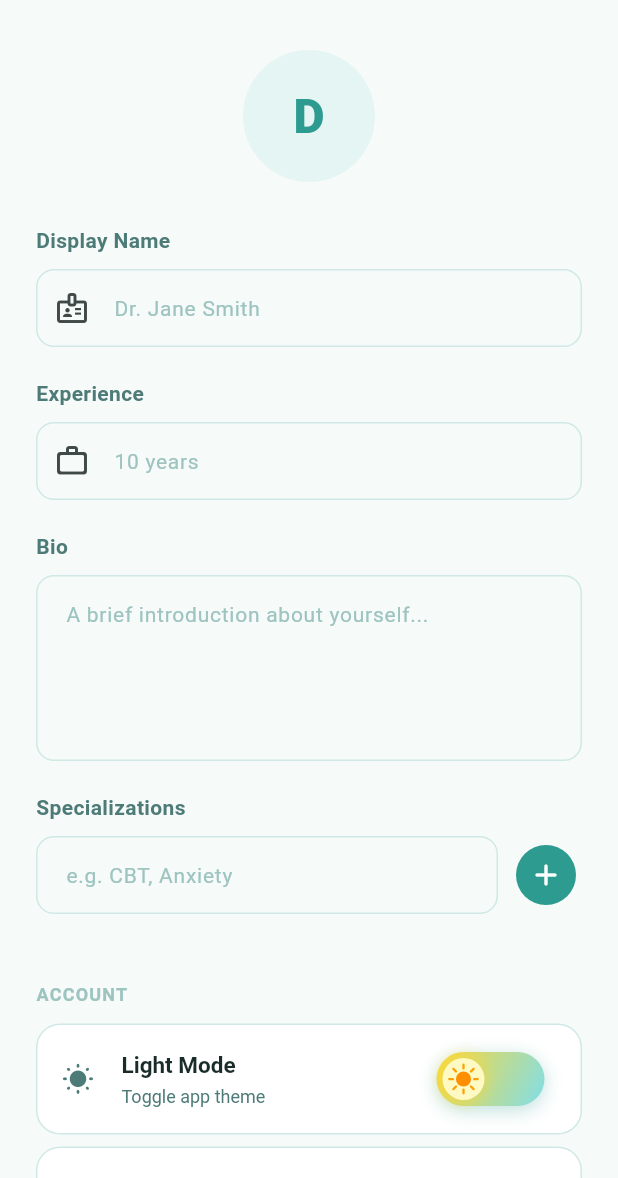
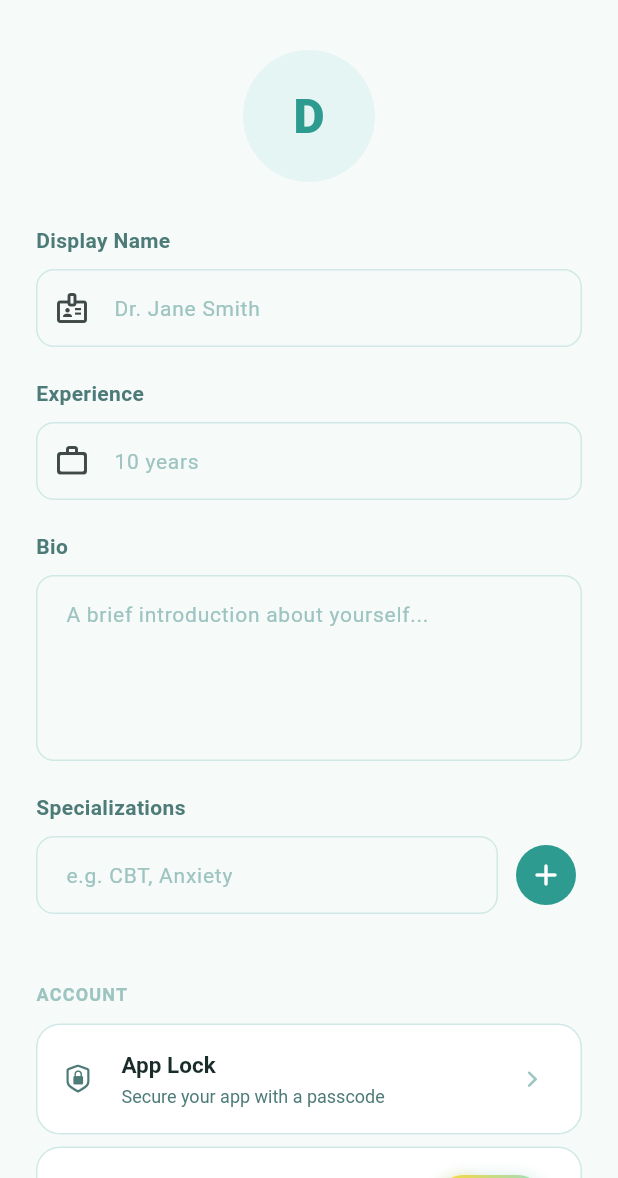
Before and after one commit to GeetishM/MindSarthi, a Flutter app: the ProfessionalProfile screen opened directly, on a phone screen of 412 x 824 dp, the part 58-1236 px from its top. Run offline on Flutter 3.47's test engine with Material 3 defaults, Android fonts, the phone set to English and light mode, and no system bars; drawn by our look-alikes of toastification; our stand-ins replace cloud_firestore, firebase_auth, firebase_core, firebase_messaging, flutter_local_notifications, flutter_markdown and 17 more; missing offline and left inert: flutter_sound; accounts and stored records are empty.

```diff
--- a/lib/features/organizational_user/screens/settings/org_settings.dart
+++ b/lib/features/organizational_user/screens/settings/org_settings.dart
@@ -1,7 +1,9 @@
 import 'package:cloud_firestore/cloud_firestore.dart';
 import 'package:firebase_auth/firebase_auth.dart';
+import 'package:flutter/cupertino.dart';
 import 'package:flutter/material.dart';
 import 'package:mindsarthi/core/theme/app_theme.dart';
+import 'package:mindsarthi/features/app_lock/app_lock_settings_screen.dart';
 import 'package:mindsarthi/core/theme/app_toast.dart';
 import 'package:mindsarthi/core/theme/theme_provider.dart';
 import 'package:mindsarthi/core/widgets/theme_toggle.dart';
@@ -193,6 +195,21 @@ class _OrgSettingsState extends State<OrgSettings> {
                 _SectionHeader(title: 'Account', isDark: isDark),
                 const SizedBox(height: 12),
                 _SettingsTile(
+                  icon: CupertinoIcons.lock_shield,
+                  title: 'App Lock',
+                  subtitle: 'Secure your app with a passcode',
+                  isDark: isDark,
+                  trailing: Icon(
+                    CupertinoIcons.chevron_forward,
+                    color: isDark ? AppColors.darkTextHint : AppColors.textHint,
+                    size: 16,
+                  ),
+                  onTap: () => Navigator.push(
+                    context,
+                    MaterialPageRoute(builder: (_) => const AppLockSettingsScreen()),
+                  ),
+                ),
+                _SettingsTile(
                   icon: Icons.logout_rounded,
                   title: 'Log Out',
                   subtitle: 'Sign out of your account',
--- a/lib/features/professional_user/screens/profile/professional_profile.dart
+++ b/lib/features/professional_user/screens/profile/professional_profile.dart
@@ -1,7 +1,9 @@
 import 'package:cloud_firestore/cloud_firestore.dart';
 import 'package:firebase_auth/firebase_auth.dart';
+import 'package:flutter/cupertino.dart';
 import 'package:flutter/material.dart';
 import 'package:mindsarthi/core/theme/app_theme.dart';
+import 'package:mindsarthi/features/app_lock/app_lock_settings_screen.dart';
 import 'package:mindsarthi/core/theme/app_toast.dart';
 import 'package:mindsarthi/core/theme/theme_provider.dart';
 import 'package:mindsarthi/core/widgets/theme_toggle.dart';
@@ -298,6 +300,50 @@ class _ProfessionalProfileState extends State<ProfessionalProfile> {
                     ),
                     child: ListTile(
                       leading: Icon(
+                        CupertinoIcons.lock_shield,
+                        color: isDark ? AppColors.darkTextSecondary : AppColors.textSecondary,
+                        size: 22,
+                      ),
+                      title: const Text(
+                        'App Lock',
+                        style: TextStyle(
+                          fontSize: 15,
+                          fontWeight: FontWeight.w600,
+                        ),
+                      ),
+                      subtitle: const Text(
+                        'Secure your app with a passcode',
+                        style: TextStyle(
+                          fontSize: 12,
+                        ),
+                      ),
+                      trailing: Icon(
+                        CupertinoIcons.chevron_forward,
+                        color: isDark ? AppColors.darkTextHint : AppColors.textHint,
+                        size: 16,
+                      ),
+                      onTap: () => Navigator.push(
+                        context,
+                        MaterialPageRoute(builder: (_) => const AppLockSettingsScreen()),
+                      ),
+                      shape: RoundedRectangleBorder(
+                        borderRadius: BorderRadius.circular(16),
+                      ),
+                    ),
+                  ),
+                  const SizedBox(height: 8),
+
+                  // Theme toggle tile
+                  Container(
+                    decoration: BoxDecoration(
+                      color: isDark ? AppColors.darkSurface : AppColors.surface,
+                      borderRadius: BorderRadius.circular(16),
+                      border: Border.all(
+                        color: isDark ? AppColors.darkBorder : AppColors.border,
+                      ),
+                    ),
+                    child: ListTile(
+                      leading: Icon(
                         isDark ? Icons.nights_stay_rounded : Icons.wb_sunny_rounded,
                         color: isDark ? AppColors.darkTextSecondary : AppColors.textSecondary,
                         size: 22,
```
